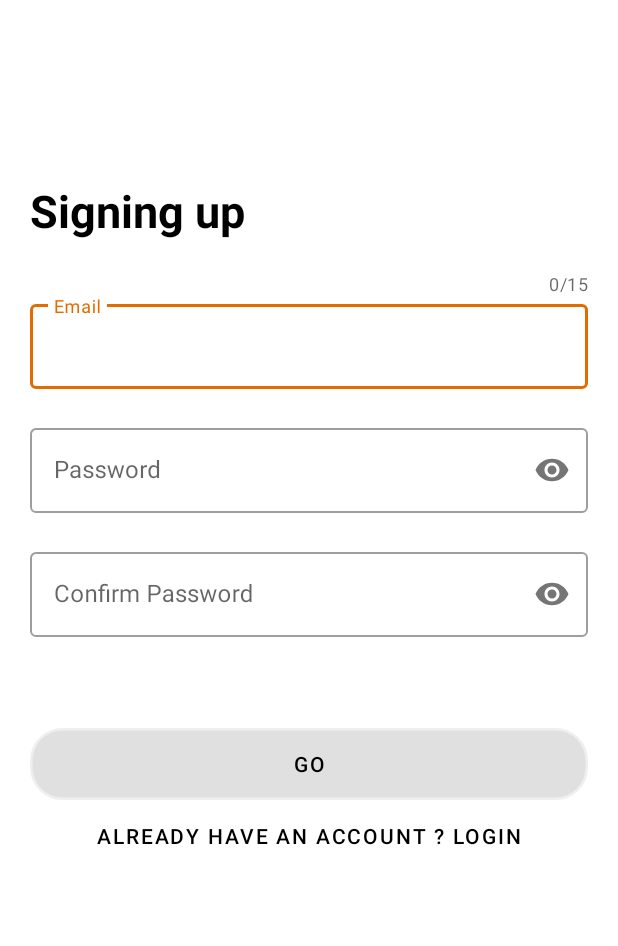
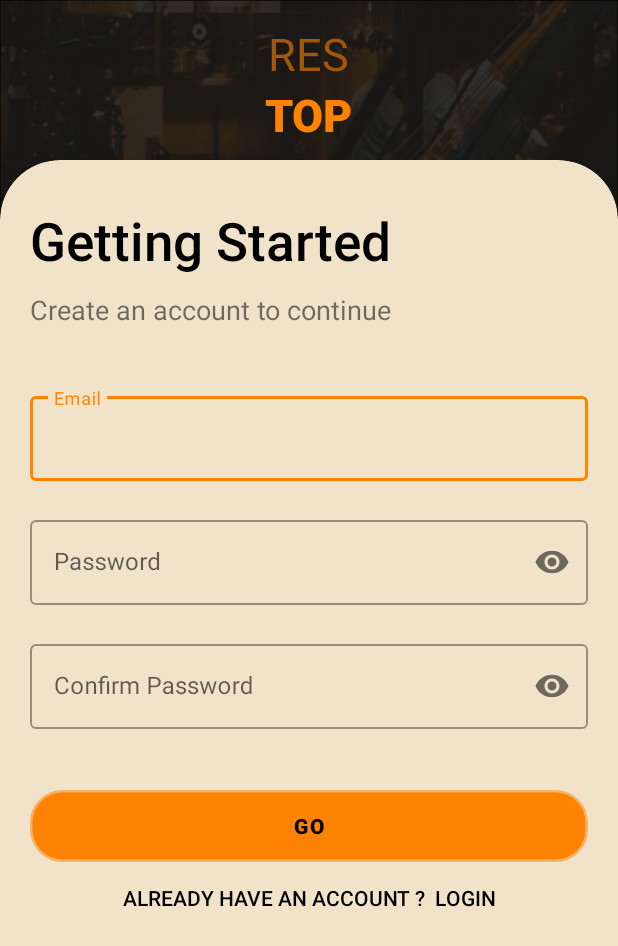
Before and after one commit to Diaf-Abderrahmane/food-ordering-app-admin-side, an Android app: the screen it shows after launch (Sign_up), after a tap on "NEW IN RESTOP? SIGN UP", on a phone screen of 412 x 824 dp. Shown: the top 946 px of the screen. Run offline under Robolectric (Android 15) with nearby library versions, the phone set to English and light mode, and no system bars; our stand-ins replace Firebase (no records; nobody signed in at launch, a user with empty details on screens opened directly); libraries missing offline, so code that uses them is left out: com.basgeekball.awesomevalidation; 7 statements that could not run were skipped.

Commit message:
final login and sign_up design / + splash screen edit

```diff
--- a/app/src/main/AndroidManifest.xml
+++ b/app/src/main/AndroidManifest.xml
@@ -13,7 +13,7 @@
         android:roundIcon="@mipmap/ic_launcher_round"
         android:supportsRtl="true"
         android:theme="@style/Theme.ResTopAdminWF">
-        <activity android:name=".ResetPassword1"></activity>
+        <activity android:name=".ForgotPassword"></activity>
         <activity android:name=".Login" />
         <activity android:name=".Sign_up" />
         <activity android:name=".MainActivity" />
--- a/app/src/main/java/com/example/fragment/Login.java
+++ b/app/src/main/java/com/example/fragment/Login.java
@@ -1,7 +1,6 @@
 package com.example.fragment;
 
 import android.content.Intent;
-import android.graphics.Color;
 import android.os.Bundle;
 import android.text.Editable;
 import android.text.TextWatcher;
@@ -18,15 +17,20 @@ import com.google.android.gms.tasks.Task;
 import com.google.android.material.textfield.TextInputLayout;
 import com.google.firebase.auth.AuthResult;
 import com.google.firebase.auth.FirebaseAuth;
+import com.google.firebase.database.DataSnapshot;
+import com.google.firebase.database.DatabaseReference;
+import com.google.firebase.database.FirebaseDatabase;
 
 import androidx.annotation.NonNull;
 import androidx.appcompat.app.AppCompatActivity;
 
 public class Login extends AppCompatActivity {
-    private TextView authen,login,desc;
+    private TextView res,top,toContinue,login;
     private TextInputLayout email, password;
     private Button loginBtn,toRegister,forgotPassword;
     private FirebaseAuth fAuth;
+    private boolean b=true;
+    private DatabaseReference ref;
     private TextWatcher loginTextWatcher = new TextWatcher() {
         @Override
         public void beforeTextChanged(CharSequence s, int start, int count, int after) {
@@ -58,6 +62,9 @@ public class Login extends AppCompatActivity {
     protected void onCreate(Bundle savedInstanceState) {
         super.onCreate(savedInstanceState);
         setContentView(R.layout.activity_login);
+        res = findViewById(R.id.res);
+        top = findViewById(R.id.top);
+        toContinue = findViewById(R.id.toContinue);
         email = findViewById(R.id.email);
         password = findViewById(R.id.password);
         fAuth = FirebaseAuth.getInstance();
@@ -77,7 +84,7 @@ public class Login extends AppCompatActivity {
         forgotPassword.setOnClickListener(new View.OnClickListener() {
             @Override
             public void onClick(View v) {
-                startActivity(new Intent(Login.this,ResetPassword1.class));
+                startActivity(new Intent(Login.this, ForgotPassword.class));
 
             }
         });
@@ -88,16 +95,21 @@ public class Login extends AppCompatActivity {
                     String vemail = email.getEditText().getText().toString();
                     String vpassword = password.getEditText().getText().toString();
 
-
+                    if (b)
                     fAuth.signInWithEmailAndPassword(vemail, vpassword).addOnCompleteListener(new OnCompleteListener<AuthResult>() {
                         @Override
                         public void onComplete(@NonNull Task<AuthResult> task) {
                             if (task.isSuccessful()) {
-                                Toast.makeText(Login.this, "Logged in successfully", Toast.LENGTH_SHORT).show();
-                                startActivity(new Intent(Login.this, MainActivity.class));
+                                b=false;
+                                ref = FirebaseDatabase.getInstance().getReference().child("Admins").child(fAuth.getCurrentUser().getUid());
+                                ref.get().addOnCompleteListener(new OnCompleteListener<DataSnapshot>() {
+                                    @Override
+                                    public void onComplete(@NonNull Task<DataSnapshot> task) {
+                                        if (task.isSuccessful() && (task.getResult().getChildrenCount()>0))  startActivity(new Intent(Login.this, MainActivity.class));
+                                    }
+                                });
                             } else {
                                 Toast.makeText(Login.this, "Error " + task.getException().getMessage(), Toast.LENGTH_SHORT).show();
-                                //startActivity(new Intent(LOG.this,REG.class));
                             }
                         }
                     });
@@ -119,7 +131,7 @@ public class Login extends AppCompatActivity {
         forgotPassword.setOnClickListener(new View.OnClickListener() {
             @Override
             public void onClick(View v) {
-                startActivity(new Intent(Login.this, ResetPassword1.class));
+                startActivity(new Intent(Login.this, ForgotPassword.class));
             }
         });
     }
--- a/app/src/main/java/com/example/fragment/Sign_up.java
+++ b/app/src/main/java/com/example/fragment/Sign_up.java
@@ -29,7 +29,7 @@ import androidx.annotation.NonNull;
 import androidx.appcompat.app.AppCompatActivity;
 
 public class Sign_up extends AppCompatActivity {
-    private TextView register;
+    private TextView res,top,gettingStarted,toContinue;
     private TextInputLayout email, password, confirmPassword;
     private Button signUpBtn,toLogin;
     private FirebaseAuth fAuth;
@@ -71,7 +71,10 @@ public class Sign_up extends AppCompatActivity {
     protected void onCreate(Bundle savedInstanceState) {
         super.onCreate(savedInstanceState);
         setContentView(R.layout.activity_sign_up);
-        register = findViewById(R.id.register);
+        res = findViewById(R.id.res);
+        top = findViewById(R.id.top);
+        gettingStarted = findViewById(R.id.gettingStarted);
+        toContinue = findViewById(R.id.toContinue);
         toLogin = findViewById(R.id.toLogin);
         email = findViewById(R.id.email);
         password = findViewById(R.id.password);
--- a/app/src/main/java/com/example/fragment/Splashscreen.java
+++ b/app/src/main/java/com/example/fragment/Splashscreen.java
@@ -3,18 +3,31 @@ package com.example.fragment;
 import android.content.Intent;
 import android.os.Bundle;
 import android.os.Handler;
+import android.view.View;
+import android.widget.ProgressBar;
 
 import com.google.firebase.auth.FirebaseAuth;
 
 import androidx.appcompat.app.AppCompatActivity;
 
 public class Splashscreen extends AppCompatActivity {
-    public static int SPLASH_TIME_OUT = 2000;
+    public static int SPLASH_TIME_OUT = 3000;
+    private ProgressBar progressBar;
+
 
     @Override
     protected void onCreate(Bundle savedInstanceState) {
         super.onCreate(savedInstanceState);
         setContentView(R.layout.activity_splashscreen);
+        progressBar = findViewById(R.id.progressBar);
+
+        new Handler().postDelayed(new Runnable() {
+            @Override
+            public void run() {
+                progressBar.setVisibility(View.VISIBLE);
+            }
+        },1000);
+
         new Handler().postDelayed(new Runnable() {
             @Override
             public void run() {
--- a/app/src/main/res/drawable/buttonn.xml
+++ b/app/src/main/res/drawable/buttonn.xml
@@ -5,5 +5,4 @@
 
     <corners android:radius="20dp" />
 
-    <solid android:color="@color/black" />
 </shape>
--- a/app/src/main/res/layout/activity_sign_up.xml
+++ b/app/src/main/res/layout/activity_sign_up.xml
@@ -5,35 +5,68 @@
     android:orientation="vertical"
     android:layout_width="match_parent"
     android:layout_height="match_parent"
+    android:background="@drawable/lol">
+    <TextView
+        android:id="@+id/res"
+        android:layout_width="wrap_content"
+        android:layout_height="wrap_content"
+        android:text="RES"
+        android:layout_marginTop="15dp"
+        android:textSize="30sp"
+        android:textColor="#A35709"
+        android:fontFamily="sans-serif"
+        android:layout_gravity="center_horizontal"
+        />
+    <TextView
+        android:id="@+id/top"
+        android:layout_width="wrap_content"
+        android:layout_height="wrap_content"
+        android:text="TOP"
+        android:textSize="30sp"
+        android:textColor="@color/colorPrimaryDark"
+        android:textStyle="bold"
+        android:fontFamily="sans-serif-black"
+        android:layout_gravity="center_horizontal"
+        />
+    <androidx.cardview.widget.CardView
+        android:layout_width="match_parent"
+        android:layout_height="match_parent"
+        android:layout_marginTop="10dp"
+        app:cardBackgroundColor="#F0E3CA"
+        app:cardCornerRadius="40dp"
+        android:layout_marginBottom="-40dp"
+        app:cardElevation="2dp"
+        >
+<LinearLayout
+    android:orientation="vertical"
+    android:layout_width="match_parent"
+    android:layout_height="match_parent"
     android:layout_margin="20dp"
     tools:context=".Sign_up">
 
     <TextView
-        android:id="@+id/register"
+        android:id="@+id/gettingStarted"
         android:layout_width="wrap_content"
         android:layout_height="wrap_content"
-        android:text="Signing up"
-        android:layout_marginTop="100dp"
-        android:textSize="30sp"
-        android:textColor="#000"
-        android:textStyle="bold"
+        android:text="Getting Started"
+        android:textColor="@color/black"
+        android:fontFamily="sans-serif-medium"
+        android:textSize="35sp"
+        android:layout_marginTop="10dp"
+        />
+    <TextView
+        android:id="@+id/toContinue"
+        android:layout_width="wrap_content"
+        android:layout_height="wrap_content"
+        android:text="Create an account to continue "
+        android:layout_marginTop="10dp"
+        android:textSize="18sp"
         />
 
-    <LinearLayout
-        android:layout_width="match_parent"
-        android:layout_height="wrap_content"
-        android:orientation="vertical"
-        android:layout_marginTop="20dp"
-        android:layout_marginBottom="20dp"
-        >
-        <com.google.android.material.textfield.TextInputLayout
-            android:id="@+id/username"
-            android:layout_width="match_parent"
-            android:layout_height="wrap_content"
-            android:hint="Username"
-            app:counterEnabled="true"
-            app:counterMaxLength="15"
-            app:errorEnabled="true"/>
+
+
+
+
 
         <com.google.android.material.textfield.TextInputLayout
             android:id="@+id/email"
@@ -41,6 +74,7 @@
             android:layout_height="wrap_content"
             android:hint="Email"
             app:errorEnabled="true"
+            android:layout_marginTop="40dp"
             style="@style/Widget.MaterialComponents.TextInputLayout.OutlinedBox">
             <com.google.android.material.textfield.TextInputEditText
                 android:layout_width="match_parent"
@@ -77,7 +111,6 @@
         </com.google.android.material.textfield.TextInputLayout>
 
 
-    </LinearLayout>
 
 
 
@@ -89,16 +122,17 @@
         android:layout_marginTop="20dp"
         android:text="GO"
         android:textColor="#000"
-        android:enabled="false"
-        android:background="@drawable/buttonn"
-        />
+        android:textStyle="bold"
+        android:background="@drawable/buttonn"/>
     <Button
         android:id="@+id/toLogin"
         android:layout_width="match_parent"
         android:layout_height="wrap_content"
-        android:text="Already have an account ? LOGIN"
+        android:text="Already have an account ?  LOGIN"
         android:textColor="@color/black"
-        android:background="#00000000" />
+        style="@style/Widget.AppCompat.Button.Borderless"/>
 
 
+    </LinearLayout>
+    </androidx.cardview.widget.CardView>
 </LinearLayout>
--- a/app/src/main/res/values/colors.xml
+++ b/app/src/main/res/values/colors.xml
@@ -1,5 +1,6 @@
 <?xml version="1.0" encoding="utf-8"?>
-<resources>
+<resources xmlns:tools="http://schemas.android.com/tools">
+    <color name="mtrl_textinput_default_box_stroke_color" tools:override="true">@color/colorPrimaryDark</color>
     <color name="primaryColor">#ef7505</color>
     <color name="purple_200">#FFBB86FC</color>
     <color name="purple_500">#FF6200EE</color>
@@ -8,11 +9,13 @@
     <color name="black">#FF000000</color>
     <color name="white">#FFFFFFFF</color>
     <color name="colorPrimarySoft">#FD9E46</color>
-    <color name="colorPrimaryDark">#E36C00</color>
+<!--    <color name="colorPrimaryDark">#E36C00</color>-->
+    <color name="colorPrimaryDark">#FF8303</color>
     <color name="colorAccent">#03DAC5</color>
     <color name="colorRed">#FF0000</color>
     <color name="eblack">#888888</color>
-    <color name="colorPrimary">#ff5500</color>
+<!--    <color name="colorPrimary">#ff5500</color>-->
+    <color name="colorPrimary">#EA9C29</color>
     <color name="colorOrangeSoft">#C8A898</color>
 
 </resources>
```
Also changed, not shown: app/src/main/java/com/example/fragment/ForgotPassword.java (renamed from app/src/main/java/com/example/fragment/ResetPassword1.java, +6 -4 lines), app/src/main/res/drawable/bg_sign_up.xml (added, +16 -0 lines), app/src/main/res/layout/activity_login.xml (+57 -15 lines), app/src/main/res/layout/activity_reset_password1.xml (+52 -9 lines), app/src/main/res/layout/activity_splashscreen.xml (+16 -1 lines), app/src/main/res/drawable/fp.jpg (added), app/src/main/res/drawable/lol.jpg (added), app/src/main/res/drawable/silo.jpg (added).
